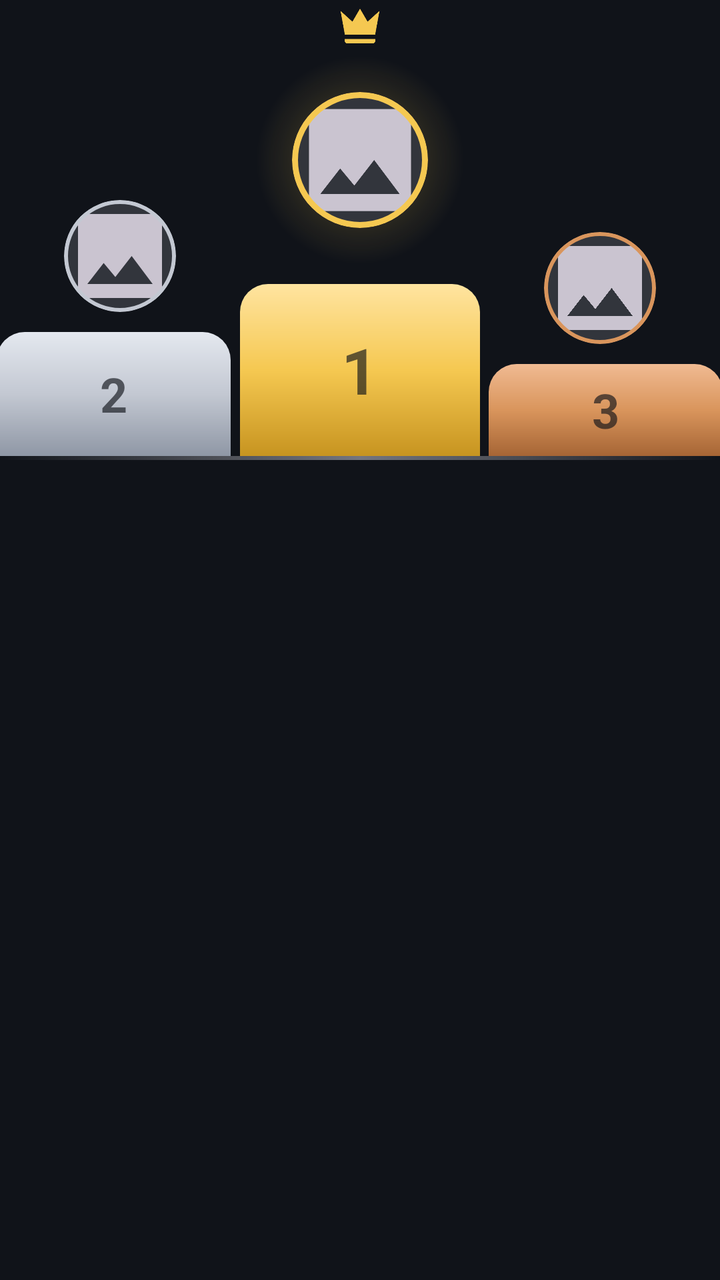
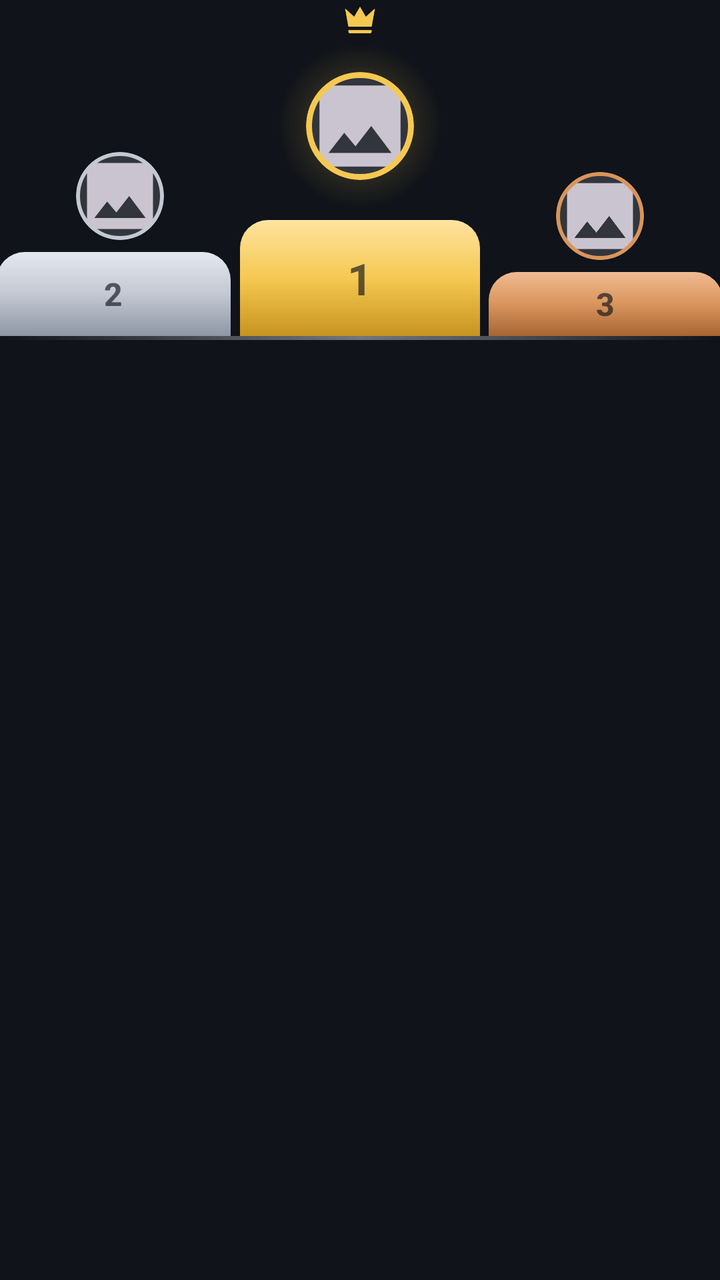

Screens rendered from an Android XML layout before and after an edit, with the pre-edit source and the edit as a unified diff.
<!-- AndroidManifest.xml: application theme Theme.MobileSE -->
<!-- res/layout/view_podium.xml -->
<?xml version="1.0" encoding="utf-8"?>
<LinearLayout xmlns:android="http://schemas.android.com/apk/res/android"
    xmlns:app="http://schemas.android.com/apk/res-auto"
    android:layout_width="match_parent"
    android:layout_height="wrap_content"
    android:orientation="vertical">

    <LinearLayout
        android:layout_width="match_parent"
        android:layout_height="wrap_content"
        android:orientation="horizontal"
        android:baselineAligned="false"
        android:gravity="bottom">

        
        <LinearLayout
            android:id="@+id/llPodiumSecond"
            android:layout_width="0dp"
            android:layout_height="wrap_content"
            android:layout_weight="1"
            android:orientation="vertical"
            android:gravity="center_horizontal|bottom">

            <com.google.android.material.card.MaterialCardView
                android:id="@+id/cvPodiumSecond"
                android:layout_width="@dimen/podium_avatar_size"
                android:layout_height="@dimen/podium_avatar_size"
                android:layout_marginBottom="10dp"
                app:cardCornerRadius="@dimen/podium_avatar_radius"
                app:cardElevation="0dp"
                app:strokeWidth="2dp"
                app:strokeColor="@color/podium_second"
                app:cardBackgroundColor="?attr/colorSurfaceContainerHighest">

                <ImageView
                    android:id="@+id/ivPodiumSecond"
                    android:layout_width="match_parent"
                    android:layout_height="match_parent"
                    android:scaleType="centerCrop"
                    android:contentDescription="@string/profile_desc"
                    android:src="@drawable/ic_image" />
            </com.google.android.material.card.MaterialCardView>

            <FrameLayout
                android:layout_width="match_parent"
                android:layout_height="@dimen/podium_block_second_height"
                android:layout_marginEnd="3dp"
                android:background="@drawable/bg_podium_block_second">

                <TextView
                    android:layout_width="wrap_content"
                    android:layout_height="wrap_content"
                    android:layout_gravity="center"
                    android:text="@string/podium_rank_2"
                    android:textAppearance="?attr/textAppearanceHeadlineSmall"
                    android:textStyle="bold"
                    android:textColor="@color/podium_rank_label" />
            </FrameLayout>
        </LinearLayout>

        
        <LinearLayout
            android:id="@+id/llPodiumFirst"
            android:layout_width="0dp"
            android:layout_height="wrap_content"
            android:layout_weight="1"
            android:orientation="vertical"
            android:gravity="center_horizontal|bottom">

            
            <LinearLayout
                android:id="@+id/llPodiumFirstAvatar"
                android:layout_width="wrap_content"
                android:layout_height="wrap_content"
                android:orientation="vertical"
                android:gravity="center_horizontal">

            <ImageView
                android:layout_width="@dimen/podium_crown_size"
                android:layout_height="@dimen/podium_crown_size"
                android:layout_marginBottom="2dp"
                android:contentDescription="@null"
                android:src="@drawable/ic_crown" />

            
            <FrameLayout
                android:layout_width="wrap_content"
                android:layout_height="wrap_content"
                android:layout_marginBottom="10dp">

                <View
                    android:layout_width="@dimen/podium_glow_size"
                    android:layout_height="@dimen/podium_glow_size"
                    android:layout_gravity="center"
                    android:background="@drawable/bg_podium_glow" />

                <com.google.android.material.card.MaterialCardView
                    android:layout_width="@dimen/podium_avatar_size_first"
                    android:layout_height="@dimen/podium_avatar_size_first"
                    android:layout_gravity="center"
                    app:cardCornerRadius="@dimen/podium_avatar_radius_first"
                    app:cardElevation="0dp"
                    app:strokeWidth="3dp"
                    app:strokeColor="@color/podium_first"
                    app:cardBackgroundColor="?attr/colorSurfaceContainerHighest">

                    <ImageView
                        android:id="@+id/ivPodiumFirst"
                        android:layout_width="match_parent"
                        android:layout_height="match_parent"
                        android:scaleType="centerCrop"
                        android:contentDescription="@string/profile_desc"
                        android:src="@drawable/ic_image" />
                </com.google.android.material.card.MaterialCardView>
            </FrameLayout>
            </LinearLayout>

            <FrameLayout
                android:layout_width="match_parent"
                android:layout_height="@dimen/podium_block_first_height"
                android:background="@drawable/bg_podium_block_first">

                <TextView
                    android:layout_width="wrap_content"
                    android:layout_height="wrap_content"
                    android:layout_gravity="center"
                    android:text="@string/podium_rank_1"
                    android:textAppearance="?attr/textAppearanceHeadlineLarge"
                    android:textStyle="bold"
                    android:textColor="@color/podium_rank_label" />
            </FrameLayout>
        </LinearLayout>

        
        <LinearLayout
            android:id="@+id/llPodiumThird"
            android:layout_width="0dp"
            android:layout_height="wrap_content"
            android:layout_weight="1"
            android:orientation="vertical"
            android:gravity="center_horizontal|bottom">

            <com.google.android.material.card.MaterialCardView
                android:id="@+id/cvPodiumThird"
                android:layout_width="@dimen/podium_avatar_size"
                android:layout_height="@dimen/podium_avatar_size"
                android:layout_marginBottom="10dp"
                app:cardCornerRadius="@dimen/podium_avatar_radius"
                app:cardElevation="0dp"
                app:strokeWidth="2dp"
                app:strokeColor="@color/podium_third"
                app:cardBackgroundColor="?attr/colorSurfaceContainerHighest">

                <ImageView
                    android:id="@+id/ivPodiumThird"
                    android:layout_width="match_parent"
                    android:layout_height="match_parent"
                    android:scaleType="centerCrop"
                    android:contentDescription="@string/profile_desc"
                    android:src="@drawable/ic_image" />
            </com.google.android.material.card.MaterialCardView>

            <FrameLayout
                android:layout_width="match_parent"
                android:layout_height="@dimen/podium_block_third_height"
                android:layout_marginStart="3dp"
                android:background="@drawable/bg_podium_block_third">

                <TextView
                    android:layout_width="wrap_content"
                    android:layout_height="wrap_content"
                    android:layout_gravity="center"
                    android:text="@string/podium_rank_3"
                    android:textAppearance="?attr/textAppearanceHeadlineSmall"
                    android:textStyle="bold"
                    android:textColor="@color/podium_rank_label" />
            </FrameLayout>
        </LinearLayout>

    </LinearLayout>

    <View
        android:layout_width="match_parent"
        android:layout_height="2dp"
        android:background="@drawable/bg_podium_floor" />

</LinearLayout>
<!-- resources referenced by this layout -->
<resources>
  <color name="podium_first">#F5C851</color>
  <color name="podium_rank_label">#A6101319</color>
  <color name="podium_second">#C3C8D2</color>
  <color name="podium_third">#D9955C</color>
  <dimen name="podium_avatar_radius">28dp</dimen>
  <dimen name="podium_avatar_radius_first">34dp</dimen>
  <dimen name="podium_avatar_size">56dp</dimen>
  <dimen name="podium_avatar_size_first">68dp</dimen>
  <dimen name="podium_block_first_height">86dp</dimen>
  <dimen name="podium_block_second_height">62dp</dimen>
  <dimen name="podium_block_third_height">46dp</dimen>
  <dimen name="podium_crown_size">26dp</dimen>
  <dimen name="podium_glow_size">104dp</dimen>
  <string name="podium_rank_1">1</string>
  <string name="podium_rank_2">2</string>
  <string name="podium_rank_3">3</string>
  <string name="profile_desc">Profile</string>
  <style name="Theme.MobileSE" parent="Base.Theme.MobileSE" />
  <color name="podium_first_light">#FFE4A0</color>
  <color name="podium_first_deep">#C79420</color>
  <color name="podium_second_light">#E4E8EF</color>
  <color name="podium_second_deep">#8F97A5</color>
  <color name="podium_third_light">#F0BA92</color>
  <color name="podium_third_deep">#A66535</color>
  <color name="md_primary">#AEB6FF</color>
  <color name="md_on_primary">#1B1B5C</color>
  <color name="md_primary_container">#3A3F9E</color>
  <color name="md_on_primary_container">#E0E3FF</color>
  <color name="md_secondary">#6FE7B7</color>
  <color name="md_on_secondary">#00382A</color>
  <color name="md_secondary_container">#00513E</color>
  <color name="md_on_secondary_container">#8CFFD1</color>
  <color name="md_tertiary">#FFB77C</color>
  <color name="md_on_tertiary">#4A2800</color>
  <color name="md_tertiary_container">#6A3B00</color>
  <color name="md_on_tertiary_container">#FFDCC2</color>
  <color name="md_error">#FFB4AB</color>
  <color name="md_on_error">#690005</color>
  <color name="md_error_container">#93000A</color>
  <color name="md_on_error_container">#FFDAD6</color>
  <color name="md_surface">#101319</color>
  <color name="md_on_surface">#E3E2E9</color>
  <color name="md_surface_variant">#45464F</color>
  <color name="md_on_surface_variant">#C6C6D0</color>
  <color name="md_surface_container_lowest">#0B0E13</color>
  <color name="md_surface_container_low">#181B21</color>
  <color name="md_surface_container">#1C1F26</color>
  <color name="md_surface_container_high">#272A31</color>
  <color name="md_surface_container_highest">#32353C</color>
  <color name="md_outline">#90909A</color>
  <color name="md_outline_variant">#45464F</color>
  <color name="md_inverse_surface">#E3E2E9</color>
  <color name="md_inverse_on_surface">#2E3036</color>
  <style name="ShapeAppearance.CrewFit.Small" parent="ShapeAppearance.Material3.Corner.Small">
          <item name="cornerSize">12dp</item>
      </style>
  <style name="ShapeAppearance.CrewFit.Medium" parent="ShapeAppearance.Material3.Corner.Medium">
          <item name="cornerSize">20dp</item>
      </style>
  <style name="ShapeAppearance.CrewFit.Large" parent="ShapeAppearance.Material3.Corner.Large">
          <item name="cornerSize">28dp</item>
      </style>
  <style name="Widget.CrewFit.BottomNav.Indicator" parent="Widget.Material3.BottomNavigationView.ActiveIndicator">
          <item name="android:color">@android:color/transparent</item>
      </style>
  <style name="MaterialAlertDialog.CrewFit" parent="MaterialAlertDialog.Material3">
          <item name="shapeAppearance">@style/ShapeAppearance.CrewFit.Large</item>
          <item name="backgroundTint">@color/md_surface_container_high</item>
      </style>
  <style name="Widget.CrewFit.Dialog.Button" parent="Widget.Material3.Button.TextButton.Dialog">
          <item name="android:textColor">@color/md_primary</item>
          <item name="android:textAppearance">?attr/textAppearanceLabelLarge</item>
      </style>
  <!-- unchanged entries left out for length: 15 -->
</resources>

<!-- the commit's change to res/layout/view_podium.xml (unified diff, before → after) -->
@@ -25,7 +25,7 @@
                 android:id="@+id/cvPodiumSecond"
                 android:layout_width="@dimen/podium_avatar_size"
                 android:layout_height="@dimen/podium_avatar_size"
-                android:layout_marginBottom="10dp"
+                android:layout_marginBottom="@dimen/podium_avatar_gap"
                 app:cardCornerRadius="@dimen/podium_avatar_radius"
                 app:cardElevation="0dp"
                 app:strokeWidth="2dp"
@@ -52,7 +52,7 @@
                     android:layout_height="wrap_content"
                     android:layout_gravity="center"
                     android:text="@string/podium_rank_2"
-                    android:textAppearance="?attr/textAppearanceHeadlineSmall"
+                    android:textAppearance="?attr/textAppearanceTitleMedium"
                     android:textStyle="bold"
                     android:textColor="@color/podium_rank_label" />
             </FrameLayout>
@@ -86,7 +86,7 @@
             <FrameLayout
                 android:layout_width="wrap_content"
                 android:layout_height="wrap_content"
-                android:layout_marginBottom="10dp">
+                android:layout_marginBottom="@dimen/podium_avatar_gap">
 
                 <View
                     android:layout_width="@dimen/podium_glow_size"
@@ -125,7 +125,7 @@
                     android:layout_height="wrap_content"
                     android:layout_gravity="center"
                     android:text="@string/podium_rank_1"
-                    android:textAppearance="?attr/textAppearanceHeadlineLarge"
+                    android:textAppearance="?attr/textAppearanceTitleLarge"
                     android:textStyle="bold"
                     android:textColor="@color/podium_rank_label" />
             </FrameLayout>
@@ -144,7 +144,7 @@
                 android:id="@+id/cvPodiumThird"
                 android:layout_width="@dimen/podium_avatar_size"
                 android:layout_height="@dimen/podium_avatar_size"
-                android:layout_marginBottom="10dp"
+                android:layout_marginBottom="@dimen/podium_avatar_gap"
                 app:cardCornerRadius="@dimen/podium_avatar_radius"
                 app:cardElevation="0dp"
                 app:strokeWidth="2dp"
@@ -171,7 +171,7 @@
                     android:layout_height="wrap_content"
                     android:layout_gravity="center"
                     android:text="@string/podium_rank_3"
-                    android:textAppearance="?attr/textAppearanceHeadlineSmall"
+                    android:textAppearance="?attr/textAppearanceTitleMedium"
                     android:textStyle="bold"
                     android:textColor="@color/podium_rank_label" />
             </FrameLayout>
<!-- resource entries referenced after the edit -->
@@ -4,15 +4,16 @@
   <color name="podium_rank_label">#A6101319</color>
   <color name="podium_second">#C3C8D2</color>
   <color name="podium_third">#D9955C</color>
-  <dimen name="podium_avatar_radius">28dp</dimen>
-  <dimen name="podium_avatar_radius_first">34dp</dimen>
-  <dimen name="podium_avatar_size">56dp</dimen>
-  <dimen name="podium_avatar_size_first">68dp</dimen>
-  <dimen name="podium_block_first_height">86dp</dimen>
-  <dimen name="podium_block_second_height">62dp</dimen>
-  <dimen name="podium_block_third_height">46dp</dimen>
-  <dimen name="podium_crown_size">26dp</dimen>
-  <dimen name="podium_glow_size">104dp</dimen>
+  <dimen name="podium_avatar_gap">6dp</dimen>
+  <dimen name="podium_avatar_radius">22dp</dimen>
+  <dimen name="podium_avatar_radius_first">27dp</dimen>
+  <dimen name="podium_avatar_size">44dp</dimen>
+  <dimen name="podium_avatar_size_first">54dp</dimen>
+  <dimen name="podium_block_first_height">58dp</dimen>
+  <dimen name="podium_block_second_height">42dp</dimen>
+  <dimen name="podium_block_third_height">32dp</dimen>
+  <dimen name="podium_crown_size">20dp</dimen>
+  <dimen name="podium_glow_size">82dp</dimen>
   <string name="podium_rank_1">1</string>
   <string name="podium_rank_2">2</string>
   <string name="podium_rank_3">3</string>
